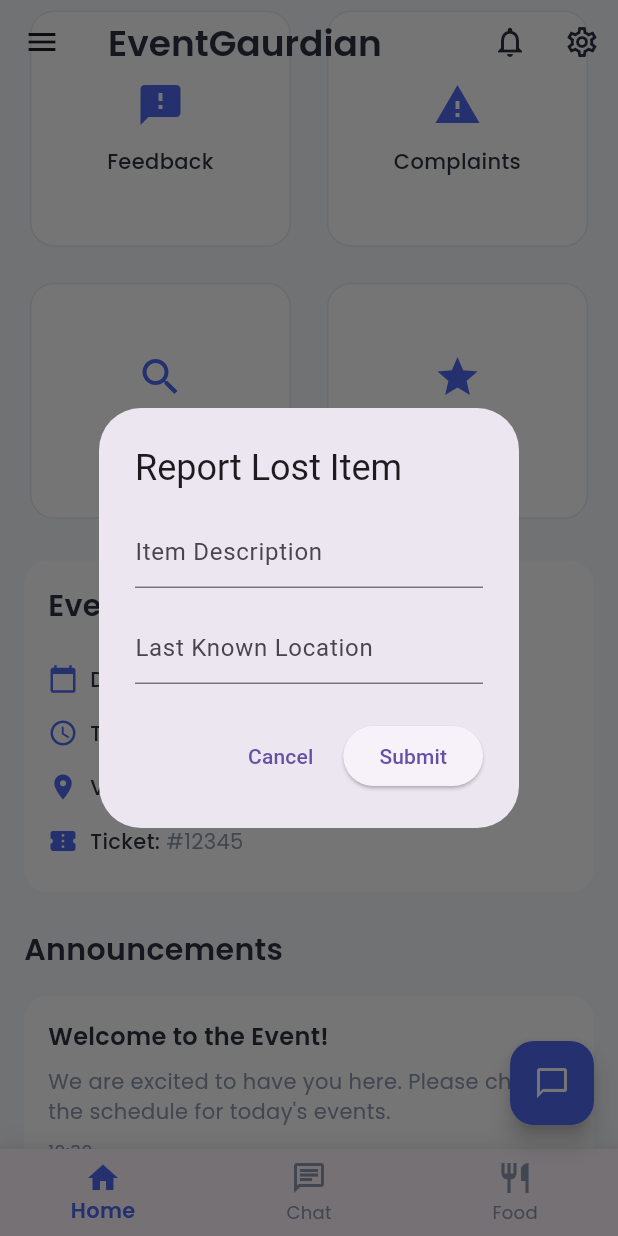
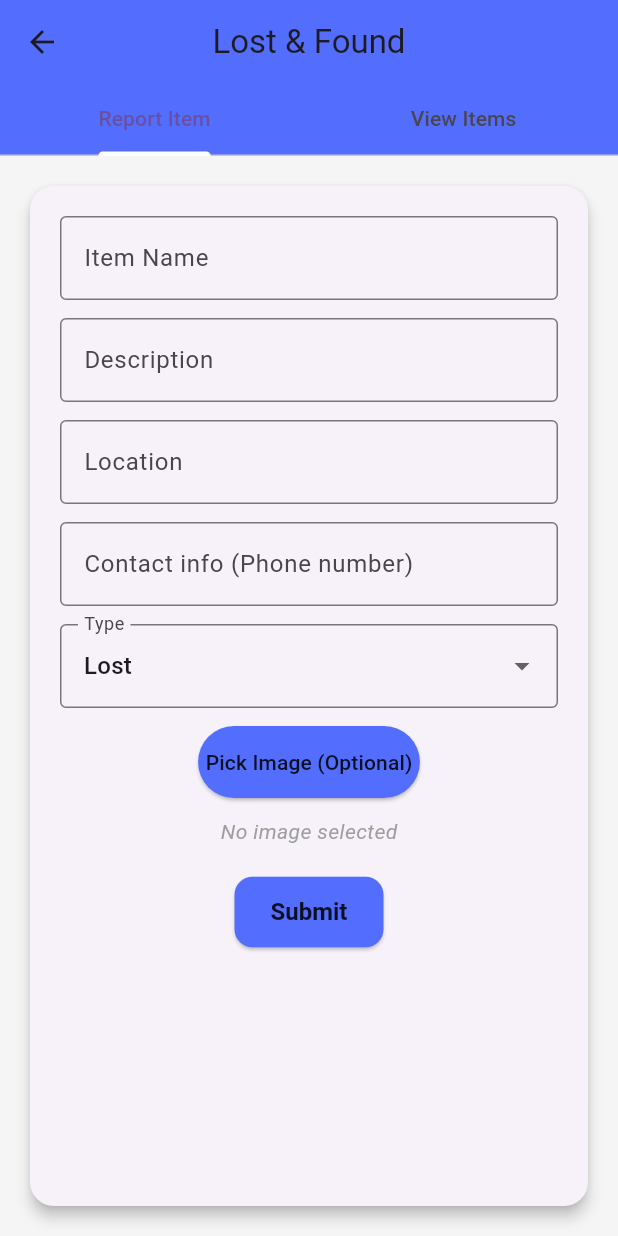
Before and after one commit to Harsh-Techie31/hackfest-seam, a Flutter app: the screen it shows once a user with an empty profile is signed in, scrolled down 576 dp, after a tap on "Lost Items", on a phone screen of 412 x 824 dp. Run offline on Flutter 3.47's test engine with Material 3 defaults, Android fonts, the light colour scheme and no system bars; our stand-ins replace cloud_firestore, firebase_auth, firebase_core, flutter_spinkit, google_fonts, image_picker and 1 more; accounts and stored records are empty.

Commit message:
added lost & found feature

```diff
--- /dev/null
+++ b/seam_app/lib/screens/LostScreen.dart
@@ -0,0 +1,366 @@
+import 'package:cloud_firestore/cloud_firestore.dart';
+import 'package:flutter/material.dart';
+import 'package:image_picker/image_picker.dart';
+import 'dart:io';
+import 'package:http/http.dart' as http;
+import 'dart:convert';
+
+Future<String?> _uploadImageToCloudinary(File imageFile) async {
+  final cloudName = 'dtj72cjug'; // replace with your Cloudinary cloud name
+  final presetName = 'seam_lostandfound'; // e.g., flutter_unsigned
+
+  final url = Uri.parse(
+    'https://api.cloudinary.com/v1_1/$cloudName/image/upload',
+  );
+
+  final request =
+      http.MultipartRequest('POST', url)
+        ..fields['upload_preset'] = presetName
+        ..files.add(await http.MultipartFile.fromPath('file', imageFile.path));
+
+  final response = await request.send();
+
+  if (response.statusCode == 200) {
+    final resStr = await response.stream.bytesToString();
+    final data = json.decode(resStr);
+    return data['secure_url']; // This is the image URL
+  } else {
+    print('Failed to upload image: ${response.statusCode}');
+    return null;
+  }
+}
+
+class LostAndFoundScreen extends StatefulWidget {
+  @override
+  _LostAndFoundScreenState createState() => _LostAndFoundScreenState();
+}
+
+class _LostAndFoundScreenState extends State<LostAndFoundScreen>
+    with SingleTickerProviderStateMixin {
+  late TabController _tabController;
+  final _formKey = GlobalKey<FormState>();
+
+  String _itemName = '';
+  String _description = '';
+  String _location = '';
+  String _type = 'lost';
+  File? _image;
+  String _phone = '';
+
+  @override
+  void initState() {
+    super.initState();
+    _tabController = TabController(length: 2, vsync: this);
+  }
+
+  Future<void> _pickImage() async {
+    final picked = await ImagePicker().pickImage(source: ImageSource.gallery);
+    if (picked != null) {
+      setState(() {
+        _image = File(picked.path);
+      });
+    }
+  }
+
+  Future<void> _submitReport() async {
+    if (_formKey.currentState!.validate()) {
+      _formKey.currentState!.save();
+
+      String? imageUrl;
+      if (_image != null) {
+        imageUrl = await _uploadImageToCloudinary(_image!);
+      }
+
+      await FirebaseFirestore.instance.collection('lost_found').add({
+        'itemName': _itemName,
+        'description': _description,
+        'location': _location,
+        'type': _type,
+        'timestamp': FieldValue.serverTimestamp(),
+        'phone_number': _phone,
+        'imageUrl': imageUrl,
+        'verified': true,
+      });
+
+      ScaffoldMessenger.of(
+        context,
+      ).showSnackBar(SnackBar(content: Text('Report submitted successfully')));
+
+      _formKey.currentState!.reset();
+      setState(() {
+        _image = null;
+        _type = 'lost';
+      });
+    }
+  }
+
+  @override
+  Widget build(BuildContext context) {
+    return Scaffold(
+      backgroundColor: Colors.grey[100],
+      appBar: AppBar(
+        title: Text("Lost & Found"),
+        centerTitle: true,
+        backgroundColor: Colors.indigoAccent,
+        bottom: TabBar(
+          controller: _tabController,
+          indicatorColor: Colors.white,
+          tabs: [Tab(text: 'Report Item'), Tab(text: 'View Items')],
+        ),
+      ),
+      body: TabBarView(
+        controller: _tabController,
+        children: [
+          Padding(
+            padding: const EdgeInsets.all(16.0),
+            child: Card(
+              elevation: 4,
+              shape: RoundedRectangleBorder(
+                borderRadius: BorderRadius.circular(16),
+              ),
+              child: Padding(
+                padding: const EdgeInsets.all(20.0),
+                child: Form(
+                  key: _formKey,
+                  child: SingleChildScrollView(
+                    child: Column(
+                      children: [
+                        TextFormField(
+                          decoration: InputDecoration(
+                            labelText: 'Item Name',
+                            border: OutlineInputBorder(),
+                          ),
+                          onSaved: (value) => _itemName = value!,
+                          validator:
+                              (value) =>
+                                  value!.isEmpty
+                                      ? 'Please enter item name'
+                                      : null,
+                        ),
+                        SizedBox(height: 12),
+                        TextFormField(
+                          decoration: InputDecoration(
+                            labelText: 'Description',
+                            border: OutlineInputBorder(),
+                          ),
+                          onSaved: (value) => _description = value!,
+                          validator:
+                              (value) =>
+                                  value!.isEmpty
+                                      ? 'Please enter description'
+                                      : null,
+                        ),
+                        SizedBox(height: 12),
+                        TextFormField(
+                          decoration: InputDecoration(
+                            labelText: 'Location',
+                            border: OutlineInputBorder(),
+                          ),
+                          onSaved: (value) => _location = value!,
+                          validator:
+                              (value) =>
+                                  value!.isEmpty
+                                      ? 'Please enter location'
+                                      : null,
+                        ),
+                        SizedBox(height: 12),
+                        TextFormField(
+                          decoration: InputDecoration(
+                            labelText: 'Contact info (Phone number)',
+                            border: OutlineInputBorder(),
+                          ),
+                          onSaved: (value) => _phone = value!,
+                          validator:
+                              (value) =>
+                                  value!.isEmpty
+                                      ? 'Please enter the phone number'
+                                      : null,
+                        ),
+                        SizedBox(height: 12),
+                        DropdownButtonFormField<String>(
+                          value: _type,
+                          items: [
+                            DropdownMenuItem(
+                              value: 'lost',
+                              child: Text('Lost'),
+                            ),
+                            DropdownMenuItem(
+                              value: 'found',
+                              child: Text('Found'),
+                            ),
+                          ],
+                          onChanged: (val) => setState(() => _type = val!),
+                          decoration: InputDecoration(
+                            labelText: 'Type',
+                            border: OutlineInputBorder(),
+                          ),
+                        ),
+                        SizedBox(height: 12),
+                        ElevatedButton.icon(
+                          //icon: Icon(Icons.image_outlined),
+                          label: Text(
+                            "Pick Image (Optional)",
+                            style: TextStyle(color: Colors.black87),
+                          ),
+                          style: ElevatedButton.styleFrom(
+                            backgroundColor: Colors.indigoAccent.shade200,
+                            padding: EdgeInsets.symmetric(
+                              vertical: 14,
+                              horizontal: 5,
+                            ),
+                          ),
+                          onPressed: _pickImage,
+                        ),
+
+                        if (_image != null)
+                          Column(
+                            children: [
+                              SizedBox(height: 12),
+                              ClipRRect(
+                                borderRadius: BorderRadius.circular(10),
+                                child: Image.file(
+                                  _image!,
+                                  height: 150,
+                                  width: double.infinity,
+                                  fit: BoxFit.cover,
+                                ),
+                              ),
+                              SizedBox(height: 6),
+                              Text(
+                                "Image selected",
+                                style: TextStyle(
+                                  color: Colors.green[700],
+                                  fontStyle: FontStyle.italic,
+                                ),
+                              ),
+                            ],
+                          )
+                        else
+                          Padding(
+                            padding: const EdgeInsets.only(top: 12),
+                            child: Text(
+                              "No image selected",
+                              style: TextStyle(
+                                color: Colors.grey,
+                                fontStyle: FontStyle.italic,
+                              ),
+                            ),
+                          ),
+
+                        SizedBox(height: 20),
+                        Center(
+                          child: ElevatedButton.icon(
+                            //icon: Icon(Icons.check_circle_outline),
+                            label: Text(
+                              "Submit",
+                              style: TextStyle(color: Colors.black87),
+                            ),
+                            style: ElevatedButton.styleFrom(
+                              padding: EdgeInsets.symmetric(
+                                horizontal: 24,
+                                vertical: 14,
+                              ),
+                              backgroundColor: Colors.indigoAccent,
+                              textStyle: TextStyle(
+                                fontWeight: FontWeight.bold,
+                                fontSize: 16,
+                              ),
+                              shape: RoundedRectangleBorder(
+                                borderRadius: BorderRadius.circular(12),
+                              ),
+                            ),
+                            onPressed: _submitReport,
+                          ),
+                        ),
+                      ],
+                    ),
+                  ),
+                ),
+              ),
+            ),
+          ),
+          StreamBuilder(
+            /*stream: FirebaseFirestore.instance
+                .collection('lost_found').where('type',isEqualTo: 'lost').where('verified',isEqualTo: true)
+                .orderBy('timestamp', descending: true)
+                .snapshots(),*/
+            stream:
+                FirebaseFirestore.instance
+                    .collection('lost_found')
+                    .where('type', isEqualTo: 'lost')
+                    .where('verified', isEqualTo: true)
+                    .snapshots(),
+
+            builder: (context, AsyncSnapshot<QuerySnapshot> snapshot) {
+              if (!snapshot.hasData) {
+                return Center(child: Text("No Data"));
+              }
+              if (snapshot.data!.docs.isEmpty) {
+                return Center(
+                  child: Text(
+                    'No items reported yet.',
+                    style: TextStyle(fontSize: 16, color: Colors.grey),
+                  ),
+                );
+              }
+              return ListView(
+                padding: EdgeInsets.all(12),
+                children:
+                    snapshot.data!.docs.map((doc) {
+                      final data = doc.data() as Map<String, dynamic>;
+                      return Card(
+                        shape: RoundedRectangleBorder(
+                          borderRadius: BorderRadius.circular(12),
+                        ),
+                        elevation: 3,
+                        margin: EdgeInsets.symmetric(vertical: 8),
+                        child: ListTile(
+                          leading: CircleAvatar(
+                            backgroundColor:
+                                data['type'] == 'lost'
+                                    ? Colors.red[200]
+                                    : Colors.green[200],
+                            child: Icon(
+                              data['type'] == 'lost'
+                                  ? Icons.warning
+                                  : Icons.check,
+                              color: Colors.white,
+                            ),
+                          ),
+                          title: Text(
+                            data['itemName'] ?? '',
+                            style: TextStyle(fontWeight: FontWeight.bold),
+                          ),
+                          subtitle: Column(
+                            crossAxisAlignment: CrossAxisAlignment.start,
+                            children: [
+                              SizedBox(height: 4),
+                              Text(data['description'] ?? ''),
+                              SizedBox(height: 2),
+                              Text('📍 ${data['location'] ?? ''}'),
+                              SizedBox(height: 2),
+                              Text('📞 ${data['phone_number'] ?? ''}'),
+                              SizedBox(height: 2),
+                              Text(
+                                'Type: ${data['type'] ?? ''}',
+                                style: TextStyle(
+                                  color:
+                                      data['type'] == 'lost'
+                                          ? Colors.red
+                                          : Colors.green,
+                                  fontWeight: FontWeight.w600,
+                                ),
+                              ),
+                            ],
+                          ),
+                        ),
+                      );
+                    }).toList(),
+              );
+            },
+          ),
+        ],
+      ),
+    );
+  }
+}
--- a/seam_app/lib/screens/home_screen.dart
+++ b/seam_app/lib/screens/home_screen.dart
@@ -4,6 +4,7 @@
 import 'package:seam_app/screens/BrandSelection.dart';
 import 'package:seam_app/screens/ComplaintScreen.dart';
 import 'package:seam_app/screens/FeedbackScreen.dart';
+import 'package:seam_app/screens/LostScreen.dart';
 import 'chatbot_screen.dart';
 
 class HomeScreen extends StatefulWidget {
@@ -905,38 +906,7 @@
   }
 
   void _showLostItemsDialog() {
-    showDialog(
-      context: context,
-      builder:
-          (context) => AlertDialog(
-            title: Text('Report Lost Item'),
-            content: Column(
-              mainAxisSize: MainAxisSize.min,
-              children: [
-                TextField(
-                  decoration: InputDecoration(hintText: 'Item Description'),
-                ),
-                SizedBox(height: 16),
-                TextField(
-                  decoration: InputDecoration(hintText: 'Last Known Location'),
-                ),
-              ],
-            ),
-            actions: [
-              TextButton(
-                onPressed: () => Navigator.pop(context),
-                child: Text('Cancel'),
-              ),
-              ElevatedButton(
-                onPressed: () {
-                  // TODO: Implement lost item report
-                  Navigator.pop(context);
-                },
-                child: Text('Submit'),
-              ),
-            ],
-          ),
-    );
+    Navigator.push(context, MaterialPageRoute(builder: (context)=>LostAndFoundScreen()));
   }
 
   void _showPremiumDialog() {
--- a/seam_app/pubspec.yaml
+++ b/seam_app/pubspec.yaml
@@ -42,9 +42,8 @@
   google_fonts: ^6.2.1
   webview_flutter: ^4.7.0
   animated_rating_stars: ^1.0.1
-  # firebase_core: ^3.13.0
-  # firebase_auth: ^5.5.2
-  # firebase_database: ^11.3.5
+  cloudinary_url_gen: ^1.0.0
+  cloudinary_api: ^1.0.0
 
 dev_dependencies:
   flutter_test:
```
Also changed, not shown: seam_app/pubspec.lock.
